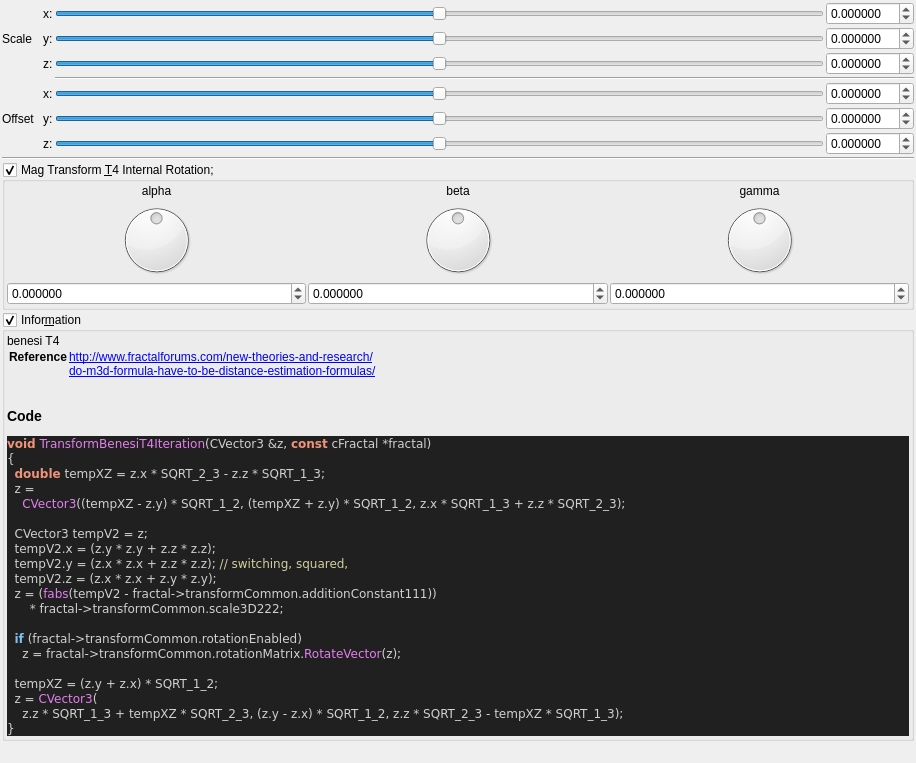
This is mandelbulber2/qt_data/fractal_transf_benesi_T4.ui in buddhi1980/mandelbulber2 as Qt 5 draws it before an edit. The edited form follows.
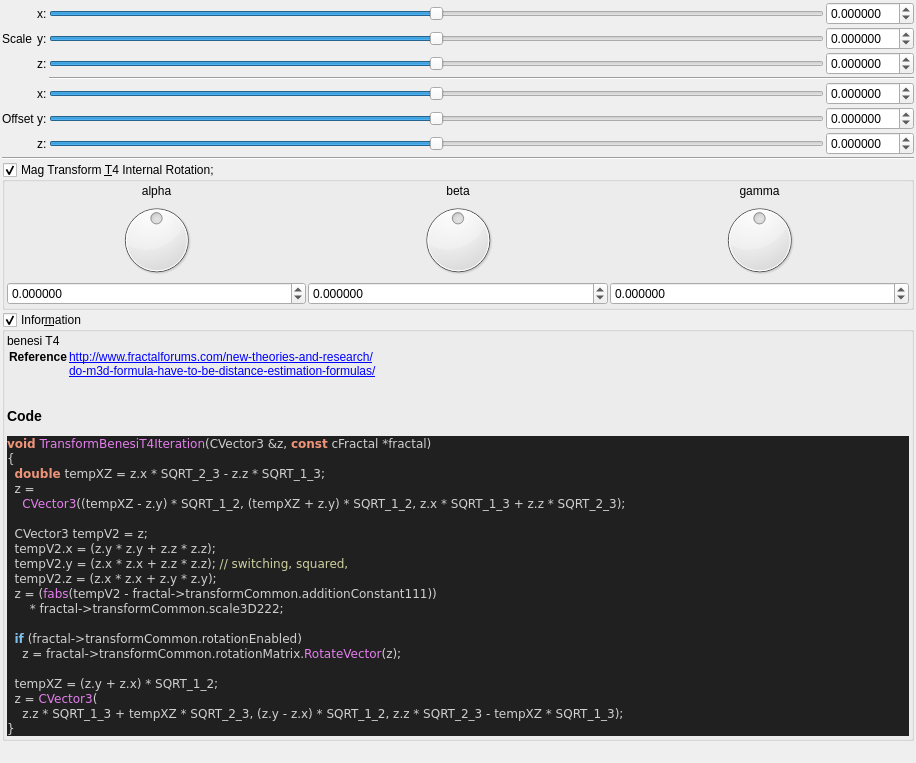
This is the edited form. Custom widgets are drawn as their Qt base class.

The edit to the form file:
```diff
--- a/mandelbulber2/qt_data/fractal_transf_benesi_T4.ui
+++ b/mandelbulber2/qt_data/fractal_transf_benesi_T4.ui
@@ -195,7 +195,7 @@
      <item row="5" column="1">
       <widget class="QLabel" name="label_255">
        <property name="text">
-        <string>Offset  </string>
+        <string>Offset</string>
        </property>
       </widget>
      </item>
```
Left out of the diff: 2 changed lines with no effect on the pictures.
